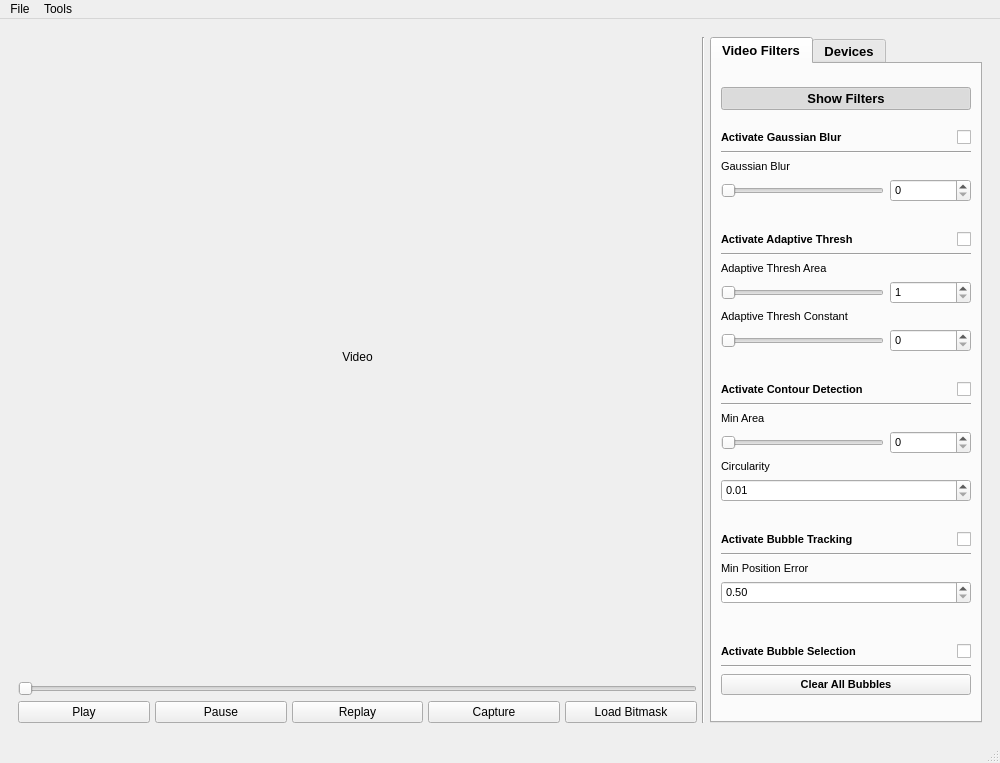
This is src/ui/dlpctl.ui in tarumishra9498/dlpctlF25 as Qt 5 draws it before an edit. The edited form follows.
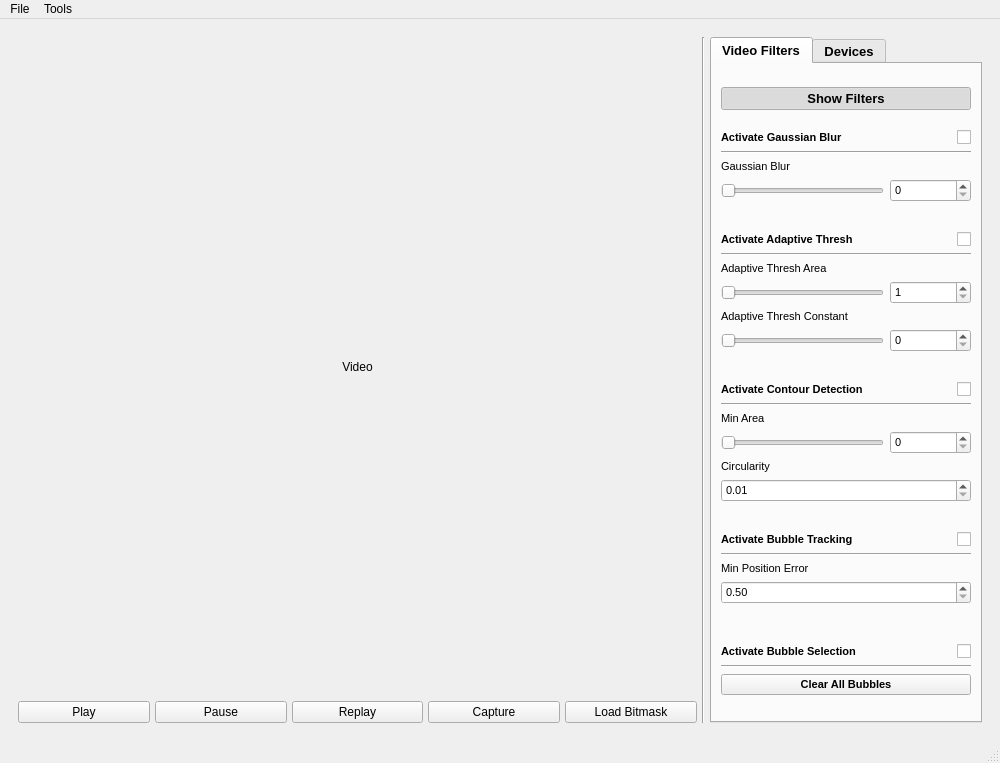
This is the edited form. Custom widgets are drawn as their Qt base class.

Commit message: removed scrollbar under video

```diff
--- a/src/ui/dlpctl.ui
+++ b/src/ui/dlpctl.ui
@@ -58,7 +58,7 @@
         <number>5</number>
        </property>
        <item>
-        <layout class="QVBoxLayout" name="video_layout" stretch="0,0,0">
+        <layout class="QVBoxLayout" name="video_layout" stretch="0,0">
          <item>
           <widget class="ClickableLabel" name="video_frame">
            <property name="sizePolicy">
@@ -87,13 +87,6 @@
            </property>
           </widget>
          </item>
-         <item>
-          <widget class="QSlider" name="video_slider">
-           <property name="orientation">
-            <enum>Qt::Orientation::Horizontal</enum>
-           </property>
-          </widget>
-         </item>
          <item>
           <layout class="QHBoxLayout" name="horizontalLayout">
            <item>
```
The commit also changes 1 other file.
